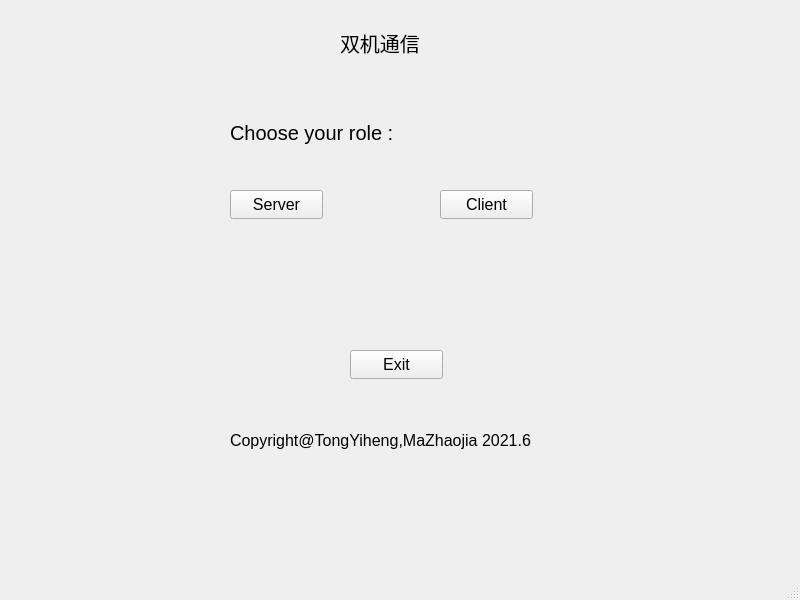
Before: the Qt Designer form socket/winsock/mainwindow.ui in tong1heng/Dual-Computer-Communication, drawn with Qt 5.
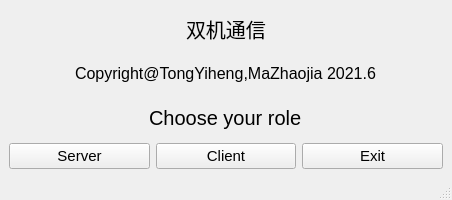
After: the same form once the commit is applied.

What changed in the file:
```diff
--- a/socket/winsock/mainwindow.ui
+++ b/socket/winsock/mainwindow.ui
@@ -6,23 +6,35 @@
    <rect>
     <x>0</x>
     <y>0</y>
-    <width>800</width>
-    <height>600</height>
+    <width>452</width>
+    <height>200</height>
    </rect>
   </property>
+  <property name="sizePolicy">
+   <sizepolicy hsizetype="Preferred" vsizetype="Preferred">
+    <horstretch>0</horstretch>
+    <verstretch>0</verstretch>
+   </sizepolicy>
+  </property>
+  <property name="minimumSize">
+   <size>
+    <width>452</width>
+    <height>200</height>
+   </size>
+  </property>
+  <property name="maximumSize">
+   <size>
+    <width>452</width>
+    <height>200</height>
+   </size>
+  </property>
   <property name="windowTitle">
    <string>MainWindow</string>
   </property>
   <widget class="QWidget" name="centralwidget">
+   <layout class="QVBoxLayout" name="verticalLayout">
+    <item alignment="Qt::AlignHCenter">
    <widget class="QLabel" name="label">
-    <property name="geometry">
-     <rect>
-      <x>340</x>
-      <y>30</y>
-      <width>100</width>
-      <height>25</height>
-     </rect>
-    </property>
     <property name="font">
      <font>
       <pointsize>15</pointsize>
@@ -32,96 +44,72 @@
      <string>双机通信</string>
     </property>
    </widget>
+    </item>
+    <item alignment="Qt::AlignHCenter">
+     <widget class="QLabel" name="label_2">
+      <property name="font">
+       <font>
+        <pointsize>12</pointsize>
+       </font>
+      </property>
+      <property name="text">
+       <string>Copyright@TongYiheng,MaZhaojia 2021.6</string>
+      </property>
+     </widget>
+    </item>
+    <item alignment="Qt::AlignHCenter">
+     <widget class="QLabel" name="label_3">
+      <property name="font">
+       <font>
+        <pointsize>15</pointsize>
+       </font>
+      </property>
+      <property name="text">
+       <string>Choose your role</string>
+      </property>
+     </widget>
+    </item>
+    <item>
+     <layout class="QHBoxLayout" name="horizontalLayout">
+      <item>
    <widget class="QPushButton" name="goToServer">
-    <property name="geometry">
-     <rect>
-      <x>230</x>
-      <y>190</y>
-      <width>93</width>
-      <height>29</height>
-     </rect>
-    </property>
     <property name="font">
      <font>
-      <pointsize>12</pointsize>
+          <pointsize>11</pointsize>
      </font>
     </property>
     <property name="text">
      <string>Server</string>
     </property>
    </widget>
+      </item>
+      <item>
    <widget class="QPushButton" name="goToClient">
-    <property name="geometry">
-     <rect>
-      <x>440</x>
-      <y>190</y>
-      <width>93</width>
-      <height>29</height>
-     </rect>
-    </property>
     <property name="font">
      <font>
-      <pointsize>12</pointsize>
+          <pointsize>11</pointsize>
      </font>
     </property>
     <property name="text">
      <string>Client</string>
     </property>
    </widget>
-   <widget class="QPushButton" name="exit">
-    <property name="geometry">
-     <rect>
-      <x>350</x>
-      <y>350</y>
-      <width>93</width>
-      <height>29</height>
-     </rect>
-    </property>
+      </item>
+      <item>
+       <widget class="QPushButton" name="exitButton">
     <property name="font">
      <font>
-      <pointsize>12</pointsize>
+          <pointsize>11</pointsize>
      </font>
     </property>
     <property name="text">
      <string>Exit</string>
     </property>
    </widget>
-   <widget class="QLabel" name="label_2">
-    <property name="geometry">
-     <rect>
-      <x>230</x>
-      <y>430</y>
-      <width>370</width>
-      <height>20</height>
-     </rect>
-    </property>
-    <property name="font">
-     <font>
-      <pointsize>12</pointsize>
-     </font>
-    </property>
-    <property name="text">
-     <string>Copyright@TongYiheng,MaZhaojia 2021.6</string>
-    </property>
-   </widget>
-   <widget class="QLabel" name="label_3">
-    <property name="geometry">
-     <rect>
-      <x>230</x>
-      <y>120</y>
-      <width>247</width>
-      <height>25</height>
-     </rect>
-    </property>
-    <property name="font">
-     <font>
-      <pointsize>15</pointsize>
-     </font>
-    </property>
-    <property name="text">
-     <string>Choose your role : </string>
-    </property>
-   </widget>
+      </item>
+     </layout>
+    </item>
+   </layout>
   </widget>
   <widget class="QMenuBar" name="menubar">
    <property name="geometry">
```
Left out of the diff: 2 changed lines with no effect on the pictures. Lines whose indentation alone changed are shown as unchanged.
